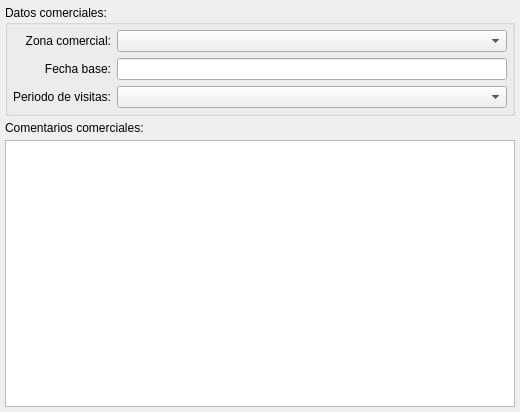
The window that bulmages/bulmafact/plugins/comercialbf/comercialclientebase.ui (eboladev/Bulmages-1) describes before a commit, drawn with Qt 5.
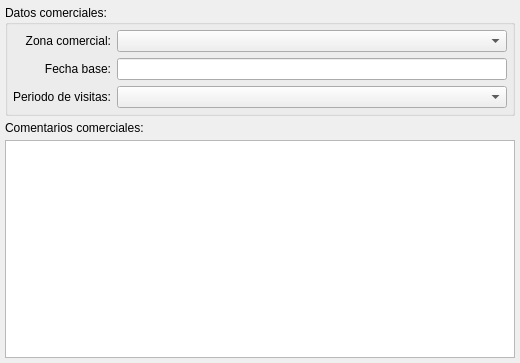
The same window after the commit. Custom widgets are drawn as their Qt base class.

```diff
--- a/bulmages/bulmafact/plugins/comercialbf/comercialclientebase.ui
+++ b/bulmages/bulmafact/plugins/comercialbf/comercialclientebase.ui
@@ -9,7 +9,7 @@
     <x>0</x>
     <y>0</y>
     <width>520</width>
-    <height>412</height>
+    <height>363</height>
    </rect>
   </property>
   <property name="windowTitle" >
```
Left out of the diff: 12 changed lines with no effect on the pictures.
